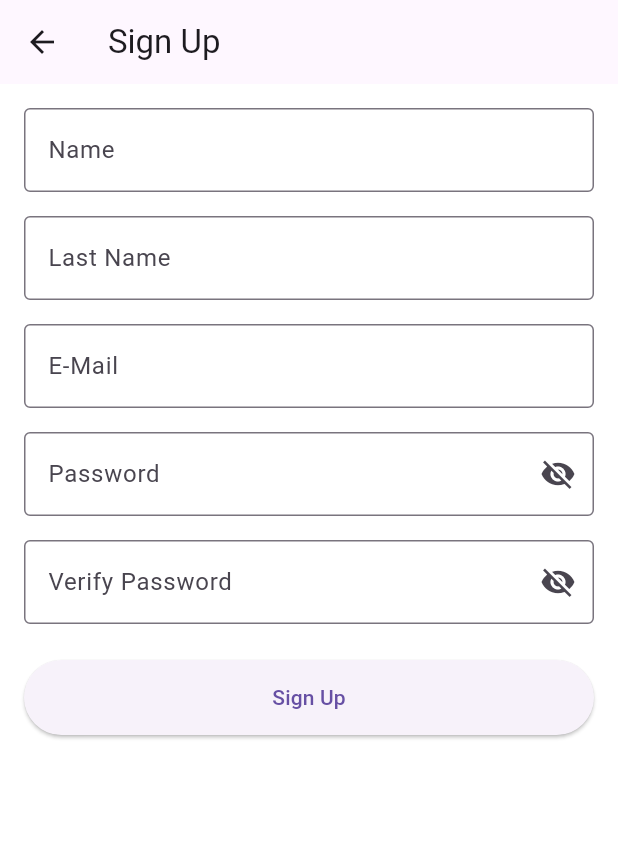
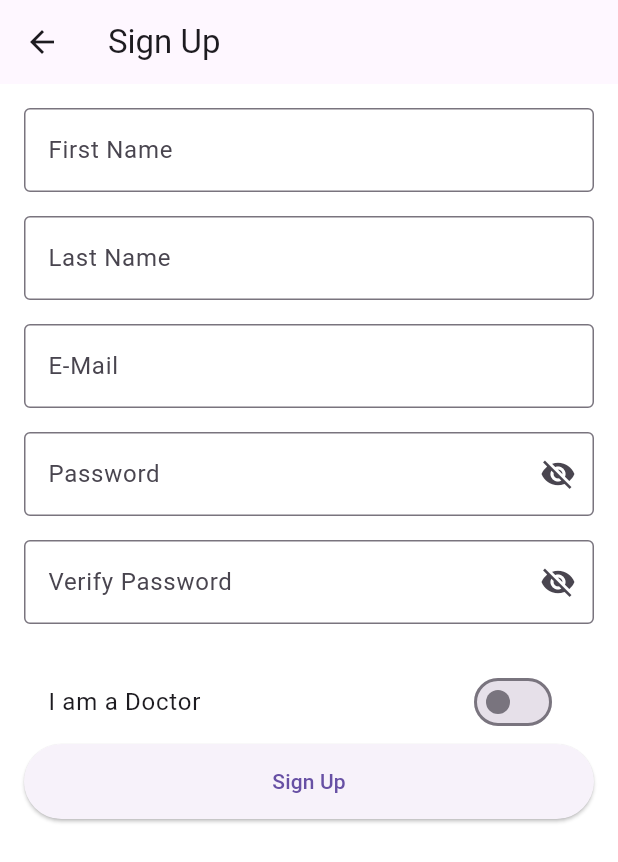
Before and after one commit to ardamertdedeoglu/DoctorX, a Flutter app: the SignupPage screen opened by its route, on a phone screen of 412 x 824 dp. Shown: the top 862 px of the screen. Run offline on Flutter 3.47's test engine with Material 3 defaults, Android fonts, the phone set to English and light mode, and no system bars; our stand-ins replace cached_network_image, cloud_firestore, firebase_auth, firebase_core, firebase_storage, image_picker and 1 more; missing offline and left inert: syncfusion_flutter_pdfviewer; accounts and stored records are empty; generated files the repository leaves out were written again; network calls fail.

Commit message:
doctor app start-and some bugfixes

```diff
--- a/lib/main.dart
+++ b/lib/main.dart
@@ -654,6 +654,7 @@
       // UserModel'i güncelle
       final updatedUser = UserModel(
         id: _userData?.id,
+        role: _userData!.role,
         firstName: _userData!.firstName,
         lastName: _userData!.lastName,
         email: _userData?.email ?? '',
@@ -1181,6 +1182,7 @@
                           if (user != null) {
                             final updatedUserModel = UserModel(
                               id: user.uid,
+                              role: _userData!.role,
                               firstName: _userData!.firstName,
                               lastName: _userData!.lastName,
                               email: _userData?.email ?? '',
@@ -1240,6 +1242,8 @@
               final prefs = await SharedPreferences.getInstance();
               if (newEmailController.text.isNotEmpty) {
                 final updatedUser = UserModel(
+                  id: _userData!.id,
+                  role: _userData!.role,
                   firstName: _userData!.firstName,
                   lastName: _userData!.lastName,
                   email: newEmailController.text,
--- /dev/null
+++ b/lib/models/role_model.dart
@@ -0,0 +1,38 @@
+enum UserRole {
+  doctor,
+  patient
+}
+
+class DoctorDetails {
+  final String hospital;
+  final String title;
+  final String specialization;
+  final String licenseNumber;
+  final List<String>? patientIds;
+
+  DoctorDetails({
+    required this.hospital,
+    required this.title,
+    required this.specialization,
+    required this.licenseNumber,
+    this.patientIds,
+  });
+
+  factory DoctorDetails.fromJson(Map<String, dynamic> json) {
+    return DoctorDetails(
+      hospital: json['hospital'] ?? '',
+      title: json['title'] ?? '',
+      specialization: json['specialization'] ?? '',
+      licenseNumber: json['licenseNumber'] ?? '',
+      patientIds: List<String>.from(json['patientIds'] ?? []),
+    );
+  }
+
+  Map<String, dynamic> toJson() => {
+    'hospital': hospital,
+    'title': title,
+    'specialization': specialization,
+    'licenseNumber': licenseNumber,
+    'patientIds': patientIds,
+  };
+}
--- a/lib/models/user_model.dart
+++ b/lib/models/user_model.dart
@@ -1,3 +1,5 @@
+import 'role_model.dart';
+
 class UserModel {
   final String? id;
   final String firstName;
@@ -6,6 +8,8 @@
   final String? profileImageUrl;
   final String? accountType;
   final List<String>? linkedAccounts;
+  final UserRole role;
+  final DoctorDetails? doctorDetails;
 
   UserModel({
     this.id,
@@ -15,6 +19,8 @@
     this.profileImageUrl,
     this.accountType,
     this.linkedAccounts,
+    required this.role,
+    this.doctorDetails,
   });
 
   factory UserModel.fromJson(Map<String, dynamic> json) {
@@ -26,6 +32,13 @@
       profileImageUrl: json['profileImageUrl'],
       accountType: json['accountType'],
       linkedAccounts: List<String>.from(json['linkedAccounts'] ?? []),
+      role: UserRole.values.firstWhere(
+        (e) => e.toString() == json['role'],
+        orElse: () => UserRole.patient,
+      ),
+      doctorDetails: json['doctorDetails'] != null
+        ? DoctorDetails.fromJson(json['doctorDetails'])
+        : null,
     );
   }
 
@@ -38,6 +51,8 @@
       'profileImageUrl': profileImageUrl,
       'accountType': accountType,
       'linkedAccounts': linkedAccounts,
+      'role': role.toString(),
+      'doctorDetails': doctorDetails?.toJson(),
     };
   }
 }
--- a/lib/signup.dart
+++ b/lib/signup.dart
@@ -5,6 +5,7 @@
 import 'package:firebase_auth/firebase_auth.dart';
 import 'package:cloud_firestore/cloud_firestore.dart';
 import 'generated/l10n.dart';
+import 'models/role_model.dart';
 
 class SignupPage extends StatefulWidget {
   const SignupPage({super.key});
@@ -23,6 +24,73 @@
   bool _isPasswordVisible = false;
   bool _isConfirmPasswordVisible = false;
   bool _isLoading = false;
+  bool _isDoctor = false;
+  final _hospitalController = TextEditingController();
+  final _titleController = TextEditingController();
+  final _specializationController = TextEditingController();
+  final _licenseController = TextEditingController();
+
+  Widget _buildDoctorFields() {
+    if (!_isDoctor) return SizedBox.shrink();
+
+    return Column(
+      children: [
+        SizedBox(height: 16),
+        TextFormField(
+          controller: _hospitalController,
+          decoration: InputDecoration(
+            labelText: S.of(context).hospital,
+            border: OutlineInputBorder(),
+            hintText: 'Memorial Hospital',
+          ),
+          validator: (value) =>
+            _isDoctor && (value?.isEmpty ?? true) ? S.of(context).requiredField : null,
+        ),
+        SizedBox(height: 16),
+        TextFormField(
+          controller: _titleController,
+          decoration: InputDecoration(
+            labelText: S.of(context).doctorTitle,
+            border: OutlineInputBorder(),
+            hintText: 'Prof. Dr.',
+          ),
+          validator: (value) =>
+            _isDoctor && (value?.isEmpty ?? true) ? S.of(context).requiredField : null,
+        ),
+        SizedBox(height: 16),
+        TextFormField(
+          controller: _specializationController,
+          decoration: InputDecoration(
+            labelText: S.of(context).specialization,
+            border: OutlineInputBorder(),
+            hintText: 'Cardiology',
+          ),
+          validator: (value) =>
+            _isDoctor && (value?.isEmpty ?? true) ? S.of(context).requiredField : null,
+        ),
+        SizedBox(height: 16),
+        TextFormField(
+          controller: _licenseController,
+          decoration: InputDecoration(
+            labelText: S.of(context).licenseNumber,
+            border: OutlineInputBorder(),
+            hintText: '123456',
+          ),
+          validator: (value) =>
+            _isDoctor && (value?.isEmpty ?? true) ? S.of(context).requiredField : null,
+        ),
+        SizedBox(height: 8),
+        Text(
+          S.of(context).verifyDocuments,
+          style: TextStyle(
+            color: Colors.grey[600],
+            fontSize: 12,
+            fontStyle: FontStyle.italic,
+          ),
+        ),
+      ],
+    );
+  }
 
   Future<void> _handleSignup() async {
     if (_formKey.currentState?.validate() ?? false) {
@@ -34,22 +102,32 @@
         );
 
         if (userCredential.user != null) {
+          final userRole = _isDoctor ? UserRole.doctor : UserRole.patient;
+          DoctorDetails? doctorDetails;
+
+          if (_isDoctor) {
+            doctorDetails = DoctorDetails(
+              hospital: _hospitalController.text,
+              title: _titleController.text,
+              specialization: _specializationController.text,
+              licenseNumber: _licenseController.text,
+              patientIds: [],
+            );
+          }
+
           final user = UserModel(
             id: userCredential.user?.uid,
             firstName: _firstNameController.text,
             lastName: _lastNameController.text,
             email: _emailController.text,
+            role: userRole,
+            doctorDetails: doctorDetails,
           );
 
-          // Firestore'a kaydet
           await FirebaseFirestore.instance
               .collection('users')
               .doc(userCredential.user?.uid)
               .set(user.toJson());
-
-          // SharedPreferences'a kaydet
-          final prefs = await SharedPreferences.getInstance();
-          await prefs.setString('user_data', jsonEncode(user.toJson()));
 
           Navigator.pushReplacementNamed(context, '/home');
         }
@@ -163,6 +241,12 @@
               },
             ),
             SizedBox(height: 24),
+            SwitchListTile(
+              title: Text(S.of(context).iAmDoctor),
+              value: _isDoctor,
+              onChanged: (value) => setState(() => _isDoctor = value),
+            ),
+            _buildDoctorFields(),
             ElevatedButton(
               onPressed: _isLoading ? null : _handleSignup,
               style: ElevatedButton.styleFrom(
```
Also changed, not shown: lib/diabetes_page.dart (+47 -13 lines), lib/l10n/intl_en.arb (+25 -2 lines), lib/l10n/intl_tr_TR.arb (+24 -1 lines), lib/login.dart (+1 -23 lines), lib/generated/intl/messages_en.dart, lib/generated/intl/messages_tr.dart, lib/generated/l10n.dart, 1 other file.
